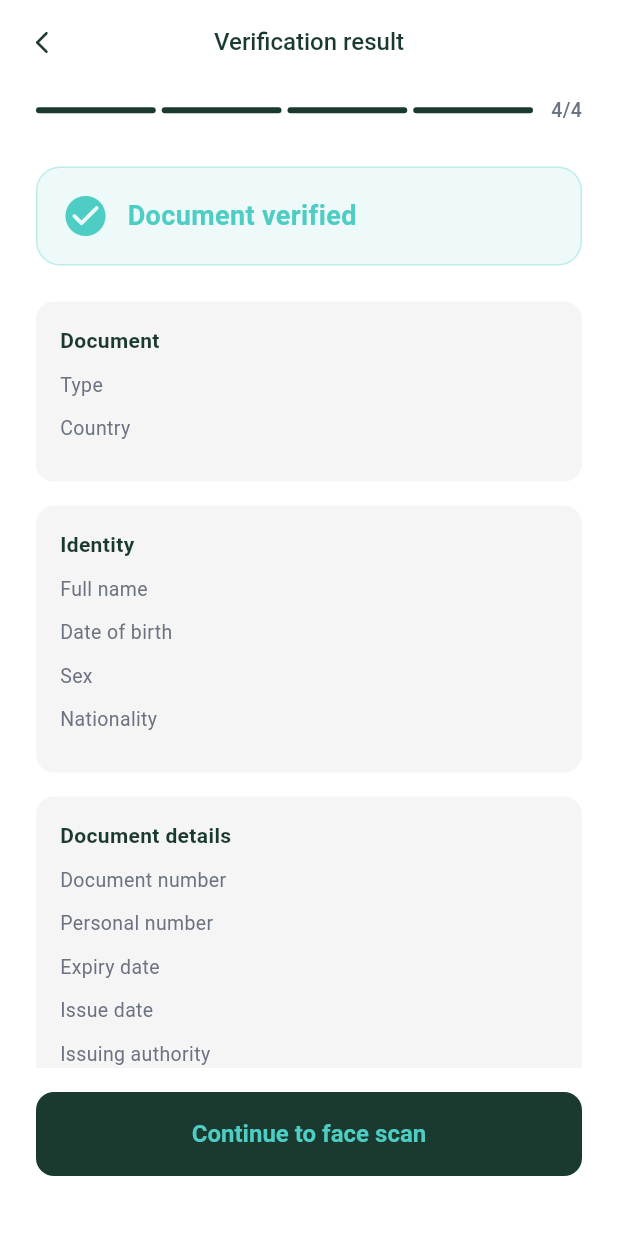
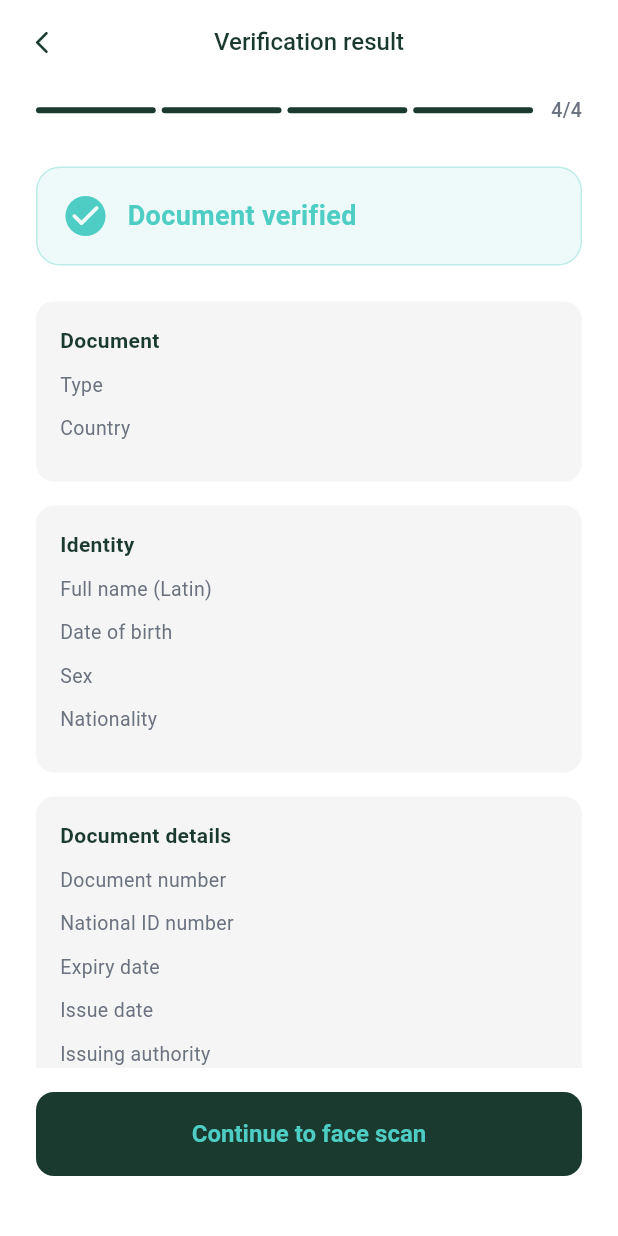
Before and after one commit to mostafayoussef10993/Identity-Verification-Mobile-App, a Flutter app: the VerificationResultScreen screen opened directly with empty values, on a phone screen of 412 x 824 dp. Run offline on Flutter 3.47's test engine with Material 3 defaults, Android fonts, the phone set to English and light mode, and no system bars; our stand-ins replace cloud_firestore, dio, firebase_auth, firebase_core, flutter_bloc, go_router and 1 more; missing offline and left inert: flutter_document_reader_api; accounts and stored records are empty; network calls fail.

Commit message:
updated verification result ui

```diff
--- a/lib/document_verification/ui/verification_result_screen.dart
+++ b/lib/document_verification/ui/verification_result_screen.dart
@@ -1,10 +1,28 @@
+// lib/document_verification/ui/verification_result_screen.dart
+//
+// ══════════════════════════════════════════════════════════════════════════════
+// VERIFICATION RESULT SCREEN — Updated for Arabic/Egyptian ID fields
+// ══════════════════════════════════════════════════════════════════════════════
+//
+// Changes:
+//   + Displays Arabic name section when hasArabicName == true
+//   + Displays Egypt back-side fields (profession, religion, marital status)
+//   + Continue button passes portraitBytes + applicationId to face liveness
+//   + RTL text direction applied to Arabic content
+//
+// ══════════════════════════════════════════════════════════════════════════════
+
 // ignore_for_file: deprecated_member_use
 
 import 'package:flutter/material.dart';
+import 'package:flutter_bloc/flutter_bloc.dart';
 import 'package:go_router/go_router.dart';
+
 import '../../core/theme/app_theme.dart';
 import '../../core/widgets/kyc_app_bar.dart';
 import '../../core/widgets/segmented_progress_bar.dart';
+import '../../kyc_application/cubit/kyc_application_cubit.dart';
+import '../../kyc_application/cubit/kyc_application_state.dart';
 import '../model/verification_result_model.dart';
 
 class VerificationResultScreen extends StatelessWidget {
@@ -20,19 +38,16 @@ class VerificationResultScreen extends StatelessWidget {
         child: Column(
           children: [
             const SegmentedProgressBar(current: 4, total: 4),
-
             Expanded(
               child: SingleChildScrollView(
                 padding: const EdgeInsets.fromLTRB(24, 28, 24, 0),
                 child: Column(
                   crossAxisAlignment: CrossAxisAlignment.start,
                   children: [
-                    // Status badge
                     _StatusBadge(status: result.overallStatus),
-
                     const SizedBox(height: 24),
 
-                    // Document type
+                    // ── Document type ──────────────────────────────────────
                     if (result.documentTypeName != null)
                       _InfoSection(
                         title: 'Document',
@@ -45,15 +60,45 @@ class VerificationResultScreen extends StatelessWidget {
 
                     const SizedBox(height: 16),
 
-                    // Identity fields
+                    // ── Arabic identity (Egyptian ID only) ─────────────────
+                    if (result.hasArabicName)
+                      _InfoSection(
+                        title: 'الهوية (Arabic)',
+                        titleIsArabic: true,
+                        children: [
+                          if (result.fullNameArabic != null)
+                            _InfoRow(
+                              'الاسم الكامل',
+                              result.fullNameArabic!,
+                              isRtl: true,
+                            ),
+                          if (result.addressArabic != null)
+                            _InfoRow(
+                              'العنوان',
+                              result.addressArabic!,
+                              isRtl: true,
+                            ),
+                          if (result.mothersName != null)
+                            _InfoRow(
+                              'اسم الأم',
+                              result.mothersName!,
+                              isRtl: true,
+                            ),
+                        ],
+                      ),
+
+                    if (result.hasArabicName) const SizedBox(height: 16),
+
+                    // ── Latin identity ─────────────────────────────────────
                     _InfoSection(
                       title: 'Identity',
                       children: [
-                        if (result.fullName != null)
-                          _InfoRow('Full name', result.fullName!),
+                        if (result.fullNameLatin != null)
+                          _InfoRow('Full name (Latin)', result.fullNameLatin!),
                         if (result.dateOfBirth != null)
                           _InfoRow('Date of birth', result.dateOfBirth!),
-                        if (result.sex != null) _InfoRow('Sex', result.sex!),
+                        if (result.sex != null)
+                          _InfoRow('Sex', result.sex!),
                         if (result.nationality != null)
                           _InfoRow('Nationality', result.nationality!),
                       ],
@@ -61,25 +106,38 @@ class VerificationResultScreen extends StatelessWidget {
 
                     const SizedBox(height: 16),
 
-                    // Document details
+                    // ── Document details ───────────────────────────────────
                     _InfoSection(
                       title: 'Document details',
                       children: [
                         if (result.documentNumber != null)
                           _InfoRow('Document number', result.documentNumber!),
                         if (result.personalNumber != null)
-                          _InfoRow('Personal number', result.personalNumber!),
+                          _InfoRow('National ID number', result.personalNumber!),
                         if (result.dateOfExpiry != null)
                           _InfoRow('Expiry date', result.dateOfExpiry!),
                         if (result.dateOfIssue != null)
                           _InfoRow('Issue date', result.dateOfIssue!),
                         if (result.issuingAuthority != null)
-                          _InfoRow(
-                            'Issuing authority',
-                            result.issuingAuthority!,
-                          ),
+                          _InfoRow('Issuing authority', result.issuingAuthority!),
                       ],
                     ),
+
+                    // ── Egypt back-side data ───────────────────────────────
+                    if (result.hasEgyptBackSideData) ...[
+                      const SizedBox(height: 16),
+                      _InfoSection(
+                        title: 'Additional details',
+                        children: [
+                          if (result.profession != null)
+                            _InfoRow('Profession', result.profession!),
+                          if (result.maritalStatus != null)
+                            _InfoRow('Marital status', result.maritalStatus!),
+                          if (result.religion != null)
+                            _InfoRow('Religion', result.religion!),
+                        ],
+                      ),
+                    ],
 
                     if (result.address != null) ...[
                       const SizedBox(height: 16),
@@ -91,7 +149,7 @@ class VerificationResultScreen extends StatelessWidget {
 
                     const SizedBox(height: 16),
 
-                    // Validation checks
+                    // ── Validation checks ──────────────────────────────────
                     _InfoSection(
                       title: 'Validation checks',
                       children: [
@@ -108,20 +166,37 @@ class VerificationResultScreen extends StatelessWidget {
               ),
             ),
 
-            // Continue button
+            // ── Continue to face verification ──────────────────────────────
             Padding(
               padding: const EdgeInsets.fromLTRB(24, 16, 24, 40),
               child: Column(
                 children: [
-                  ElevatedButton(
-                    onPressed: () => context.goNamed('faceLiveness'),
-                    child: const Text(
-                      'Continue to face scan',
-                      style: AppTextStyles.buttonText,
-                    ),
+                  BlocBuilder<KycApplicationCubit, KycApplicationState>(
+                    builder: (context, state) {
+                      final applicationId = state is KycApplicationActive
+                          ? state.application.applicationId
+                          : '';
+                      final userId = state is KycApplicationActive
+                          ? state.application.userId
+                          : '';
+
+                      return ElevatedButton(
+                        onPressed: () => context.goNamed(
+                          'faceLiveness',
+                          extra: {
+                            'portraitBytes': result.portraitBytes,
+                            'applicationId': applicationId,
+                            'userId': userId,
+                          },
+                        ),
+                        child: const Text(
+                          'Continue to face scan',
+                          style: AppTextStyles.buttonText,
+                        ),
+                      );
+                    },
                   ),
-                  if (result.overallStatus ==
-                      VerificationStatus.suspicious) ...[
+                  if (result.overallStatus == VerificationStatus.suspicious) ...[
                     const SizedBox(height: 12),
                     OutlinedButton(
                       onPressed: () => context.pop(),
@@ -138,39 +213,35 @@ class VerificationResultScreen extends StatelessWidget {
   }
 }
 
-// ── Status badge ──────────────────────────────────────────────
+// ── Status badge ──────────────────────────────────────────────────────────────
 class _StatusBadge extends StatelessWidget {
   final VerificationStatus status;
   const _StatusBadge({required this.status});
 
   @override
   Widget build(BuildContext context) {
-    Color color;
-    IconData icon;
-    String label;
-
-    switch (status) {
-      case VerificationStatus.genuine:
-        color = AppColors.success;
-        icon = Icons.check_circle_rounded;
-        label = 'Document verified';
-        break;
-      case VerificationStatus.suspicious:
-        color = AppColors.warning;
-        icon = Icons.warning_amber_rounded;
-        label = 'Needs manual review';
-        break;
-      case VerificationStatus.needsReview:
-        color = AppColors.info;
-        icon = Icons.info_outline_rounded;
-        label = 'Partially verified';
-        break;
-      case VerificationStatus.failed:
-        color = AppColors.error;
-        icon = Icons.cancel_rounded;
-        label = 'Verification failed';
-        break;
-    }
+    final (color, icon, label) = switch (status) {
+      VerificationStatus.genuine => (
+          AppColors.success,
+          Icons.check_circle_rounded,
+          'Document verified',
+        ),
+      VerificationStatus.suspicious => (
+          AppColors.warning,
+          Icons.warning_amber_rounded,
+          'Needs manual review',
+        ),
+      VerificationStatus.needsReview => (
+          AppColors.info,
+          Icons.info_outline_rounded,
+          'Partially verified',
+        ),
+      VerificationStatus.failed => (
+          AppColors.error,
+          Icons.cancel_rounded,
+          'Verification failed',
+        ),
+    };
 
     return Container(
       padding: const EdgeInsets.all(16),
@@ -202,11 +273,19 @@ class _StatusBadge extends StatelessWidget {
 class _InfoSection extends StatelessWidget {
   final String title;
   final List<Widget> children;
-  const _InfoSection({required this.title, required this.children});
+  final bool titleIsArabic;
+
+  const _InfoSection({
+    required this.title,
+    required this.children,
+    this.titleIsArabic = false,
+  });
 
   @override
   Widget build(BuildContext context) {
-    if (children.isEmpty) return const SizedBox.shrink();
+    final nonEmpty = children.isNotEmpty;
+    if (!nonEmpty) return const SizedBox.shrink();
+
     return Container(
       padding: const EdgeInsets.all(16),
       decoration: BoxDecoration(
@@ -216,7 +295,11 @@ class _InfoSection extends StatelessWidget {
       child: Column(
         crossAxisAlignment: CrossAxisAlignment.start,
         children: [
-          Text(title, style: AppTextStyles.label),
+          Text(
+            title,
+            style: AppTextStyles.label,
+            textDirection: titleIsArabic ? TextDirection.rtl : null,
+          ),
           const SizedBox(height: 10),
           ...children,
         ],
@@ -228,7 +311,8 @@ class _InfoSection extends StatelessWidget {
 class _InfoRow extends StatelessWidget {
   final String label;
   final String value;
-  const _InfoRow(this.label, this.value);
+  final bool isRtl;
+  const _InfoRow(this.label, this.value, {this.isRtl = false});
 
   @override
   Widget build(BuildContext context) {
@@ -238,7 +322,7 @@ class _InfoRow extends StatelessWidget {
         crossAxisAlignment: CrossAxisAlignment.start,
         children: [
           SizedBox(
-            width: 130,
+            width: 140,
             child: Text(label, style: AppTextStyles.bodySmall),
           ),
           Expanded(
@@ -249,6 +333,8 @@ class _InfoRow extends StatelessWidget {
                 fontWeight: FontWeight.w500,
                 color: AppColors.textPrimary,
               ),
+              textDirection: isRtl ? TextDirection.rtl : TextDirection.ltr,
+              textAlign: isRtl ? TextAlign.right : TextAlign.left,
             ),
           ),
         ],
```
